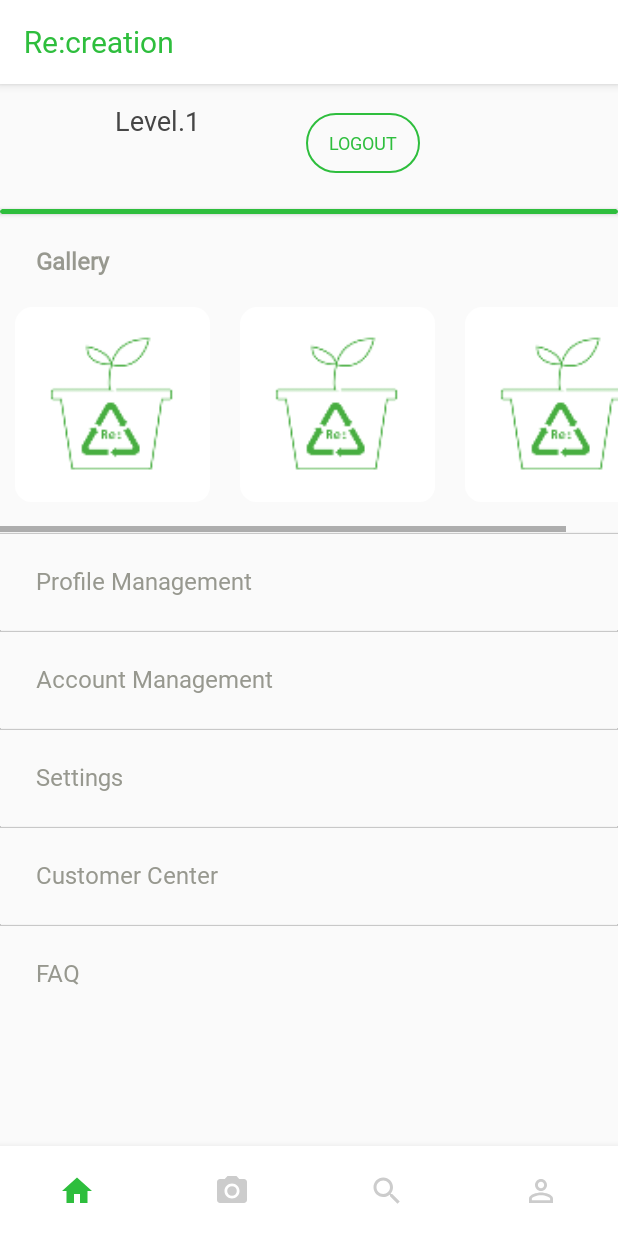
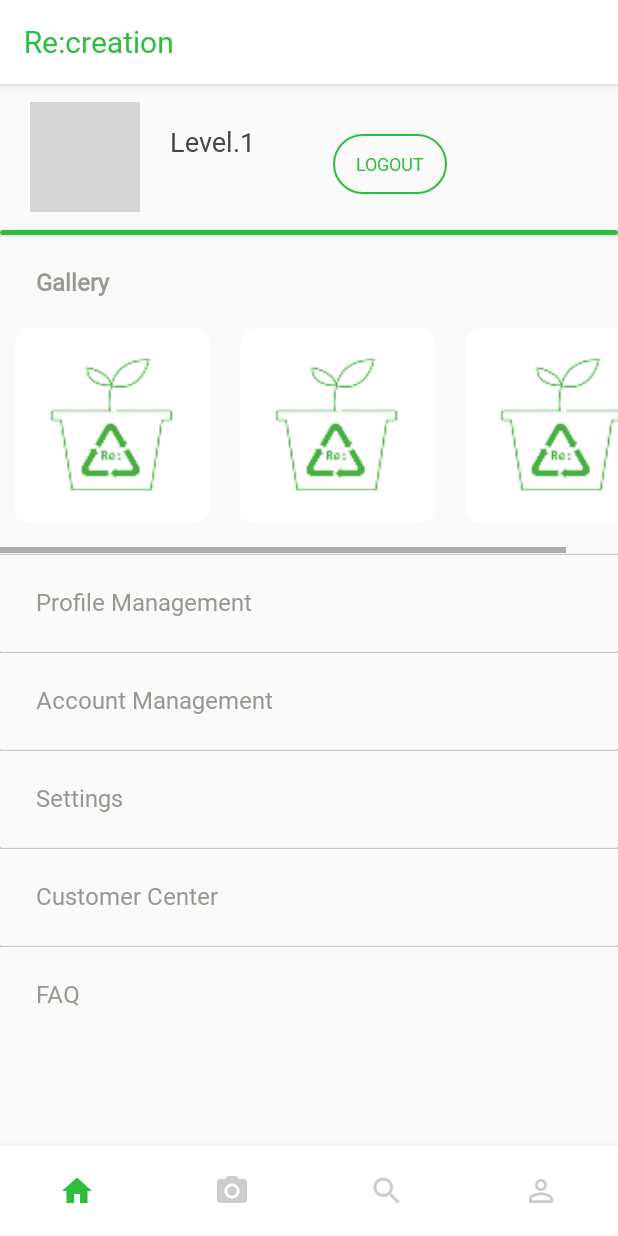
Before and after one commit to DSC-Duksung/2021-Re-creation-Android, an Android app: the fragment ProfileFragment placed in its activity, on a phone screen of 412 x 824 dp. Run offline under Robolectric (Android 15) with nearby library versions, the phone set to English and light mode, and no system bars; our stand-ins replace Firebase (no records; nobody signed in at launch, a user with empty details on screens opened directly); 2 statements that could not run were skipped; grey boxes are pictures that could not be loaded.

Commit message:
sy: 로그인된 사용자 이름과 프로필 사진 추가

```diff
--- a/app/src/main/java/com/example/recreation/ProfileFragment.kt
+++ b/app/src/main/java/com/example/recreation/ProfileFragment.kt
@@ -50,9 +50,9 @@ class ProfileFragment : Fragment(), View.OnClickListener {
         super.onStart()
         val currentUser = firebaseAuth.currentUser
         if ( currentUser != null ) { // 로그인 했다면
-            nickname.setText(currentUser.email.split("@")[0])
+            nickname.setText(currentUser.displayName)
             email.setText(currentUser.email)
-            context?.let { Glide.with(it).load(currentUser.photoUrl).into(profileImage) }
+            context?.let { Glide.with(it).load(currentUser.photoUrl).override(73,73).into(profileImage) }
             login_button.setText("LOGOUT")
         }
     }
@@ -100,9 +100,9 @@ class ProfileFragment : Fragment(), View.OnClickListener {
                 if (task.isSuccessful) {
                     Log.d("LoginActivity", "firebaseAuthWithGoogle 성공")
                     val user = firebaseAuth.currentUser
-                    nickname.setText(user.email.split("@")[0])
+                    nickname.setText(user.displayName)
                     email.text = user.email
-                    context?.let { Glide.with(it).load(user.photoUrl).into(profileImage) }
+                    context?.let { Glide.with(it).load(user.photoUrl).override(73,73).into(profileImage) }
                     login_button.text = "LOGOUT"
                 } else {
                     Log.w("LoginActivity", "firebaseAuthWithGoogle 실패", task.exception)
--- a/app/src/main/res/layout/fragment_profile.xml
+++ b/app/src/main/res/layout/fragment_profile.xml
@@ -20,8 +20,8 @@
 
             <ImageView
                 android:id="@+id/profileImage"
-                android:layout_width="wrap_content"
-                android:layout_height="wrap_content"
+                android:layout_width="73dp"
+                android:layout_height="73dp"
                 android:layout_marginStart="20dp"
                 android:layout_marginLeft="20dp"
                 android:layout_marginEnd="319dp"
```
